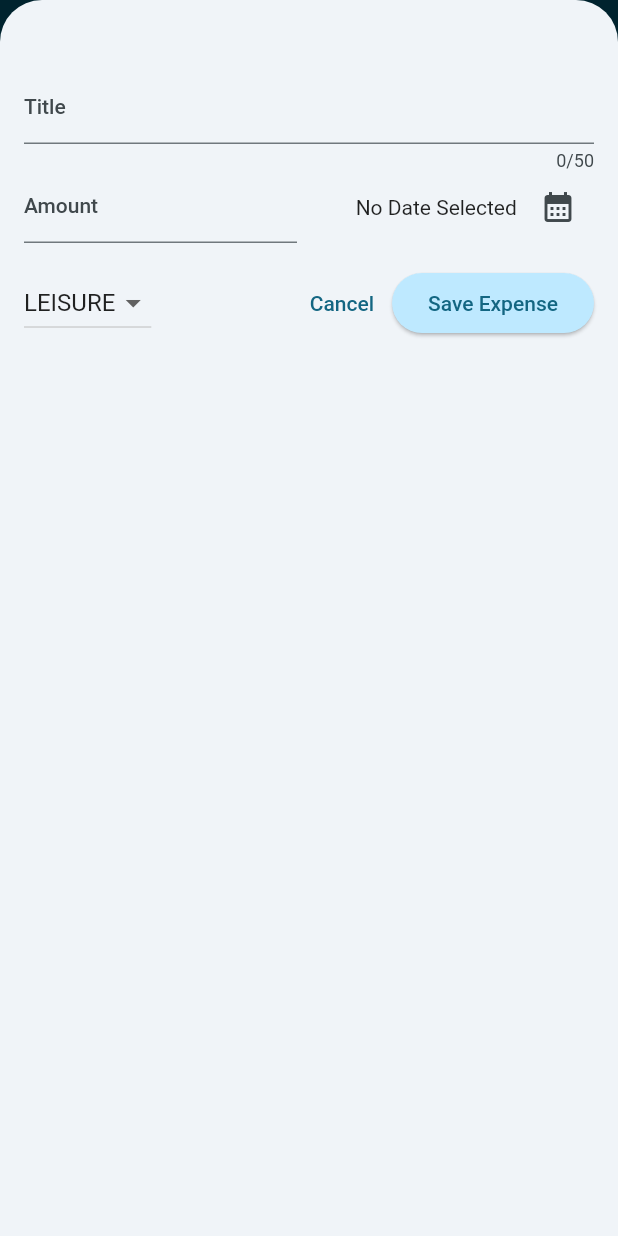
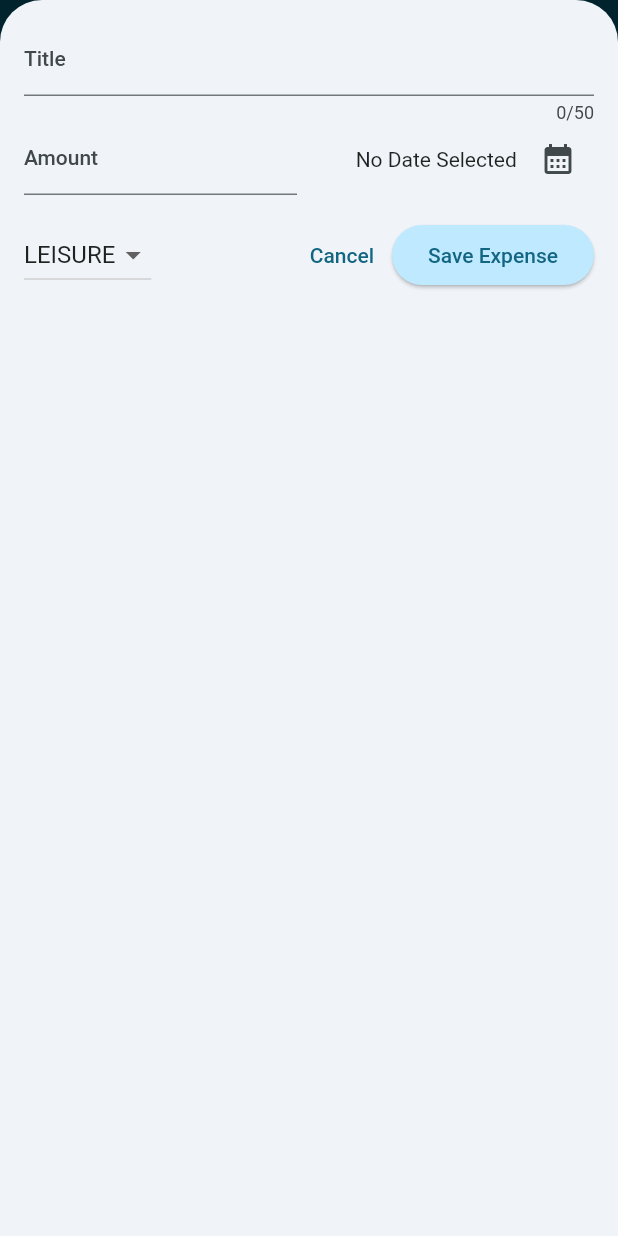
Before and after one commit to shariar99/Todo_apps_in_flutter, a Flutter app: the screen it shows after launch, after a tap on the "add" icon, on a phone screen of 412 x 824 dp. Run offline on Flutter 3.47's test engine with Material 2 defaults, Android fonts, the phone set to English and light mode, and no system bars.

Commit message:
add all update and finish

```diff
--- a/lib/expenses.dart
+++ b/lib/expenses.dart
@@ -1,5 +1,3 @@
-import 'dart:ffi';
-
 import 'package:flutter/material.dart';
 import 'package:todo/widgets/chart/chart.dart';
 import 'package:todo/widgets/new_expense.dart';
@@ -33,6 +31,7 @@ class _ExpensesState extends State<Expenses> {
 
   void _openAddExpenseOverlay() {
     showModalBottomSheet(
+      useRootNavigator: true,
       isScrollControlled: true,
       context: context,
       builder: (ctx) => NewExpense(onAddExpense: _addExpense),
@@ -67,6 +66,8 @@ class _ExpensesState extends State<Expenses> {
 
   @override
   Widget build(BuildContext context) {
+    final width = MediaQuery.of(context).size.width;
+
     Widget mainContent = const Center(
       child: Text('No expense found. Start Adding some!'),
     );
@@ -86,14 +87,24 @@ class _ExpensesState extends State<Expenses> {
             ),
           ],
         ),
-      body: Column(
+        body: width < 600
+            ? Column(
                 children: [
                   Chart(expenses: _regesterdExpenses),
                   Expanded(
                     child: mainContent,
                   ),
                 ],
+              )
+            : Row(
+                children: [
+                  Expanded(
+                    child: Chart(expenses: _regesterdExpenses),
                   ),
-    );
+                  Expanded(
+                    child: mainContent,
+                  ),
+                ],
+              ));
   }
 }
--- a/lib/main.dart
+++ b/lib/main.dart
@@ -1,7 +1,6 @@
 import 'package:flutter/material.dart';
 import 'package:todo/expenses.dart';
 
-void main() {
 var kColorSceme = ColorScheme.fromSeed(
   seedColor: const Color.fromARGB(255, 2, 156, 200),
 );
@@ -9,6 +8,13 @@ void main() {
   seedColor: const Color.fromARGB(255, 0, 18, 19),
   brightness: Brightness.dark,
 );
+
+void main() {
+  // WidgetsFlutterBinding.ensureInitialized();
+  // SystemChrome.setPreferredOrientations([
+  //   DeviceOrientation.portraitUp,
+  // ]).then(
+  //   (fn) {
       runApp(
         MaterialApp(
           darkTheme: ThemeData.dark().copyWith(
@@ -58,5 +64,7 @@ void main() {
           themeMode: ThemeMode.system,
           home: const Expenses(),
         ),
+    //  );
+   // },
   );
 }
--- a/lib/widgets/new_expense.dart
+++ b/lib/widgets/new_expense.dart
@@ -76,8 +76,12 @@ class _NewExpenseState extends State<NewExpense> {
 
   @override
   Widget build(BuildContext context) {
-    return Padding(
-      padding: const EdgeInsets.fromLTRB(16, 48, 16, 16),
+    final keyboardSpace = MediaQuery.of(context).viewInsets.bottom;
+    return SizedBox(
+      height: double.infinity,
+      child: SingleChildScrollView(
+        child: Padding(
+          padding: EdgeInsets.fromLTRB(16, 16, 16, keyboardSpace + 16),
           child: Column(
             children: [
               TextField(
@@ -162,6 +166,8 @@ class _NewExpenseState extends State<NewExpense> {
               ),
             ],
           ),
+        ),
+      ),
     );
   }
 }
--- a/lib/widgets/widgets_list/expense_item.dart
+++ b/lib/widgets/widgets_list/expense_item.dart
@@ -1,5 +1,3 @@
-import 'dart:math';
-
 import 'package:flutter/material.dart';
 import 'package:todo/models/expense.dart';
 
--- a/pubspec.yaml
+++ b/pubspec.yaml
@@ -33,6 +33,7 @@ dependencies:
     sdk: flutter
   uuid: ^4.0.0
   intl: ^0.18.1
+
 
 
   # The following adds the Cupertino Icons font to your application.
```
Lines whose indentation alone changed are shown as unchanged.
